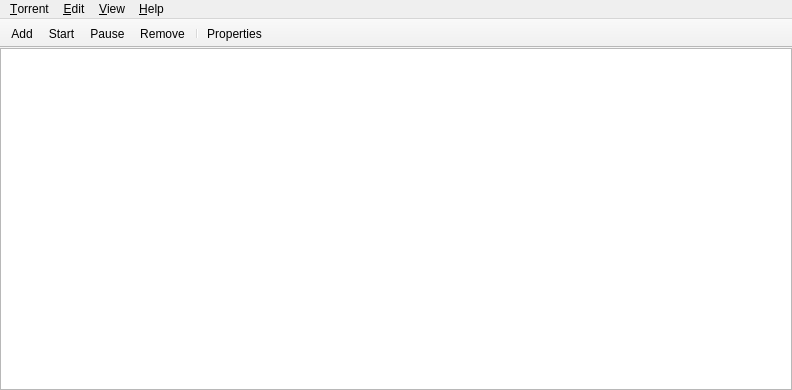
Qt form qt/mainwin.ui (jordanl/transmission) before a commit.
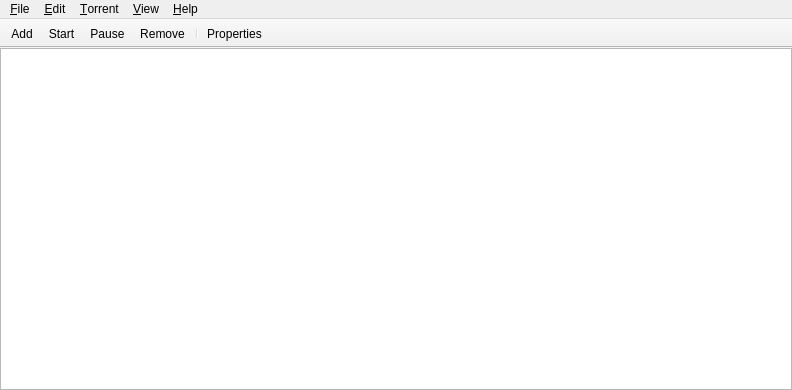
The same form after that commit.

Diff of the .ui file:
```diff
--- a/qt/mainwin.ui
+++ b/qt/mainwin.ui
@@ -51,7 +51,7 @@
      <x>0</x>
      <y>0</y>
      <width>792</width>
-     <height>25</height>
+     <height>23</height>
     </rect>
    </property>
    <property name="sizePolicy">
@@ -127,8 +127,21 @@
     <addaction name="separator"/>
     <addaction name="action_ReverseSortOrder"/>
    </widget>
-   <addaction name="menuTorrent"/>
+   <widget class="QMenu" name="menu_File">
+    <property name="title">
+     <string>&amp;File</string>
+    </property>
+    <addaction name="action_Add"/>
+    <addaction name="action_New"/>
+    <addaction name="separator"/>
+    <addaction name="action_StartAll"/>
+    <addaction name="action_PauseAll"/>
+    <addaction name="separator"/>
+    <addaction name="action_Quit"/>
+   </widget>
+   <addaction name="menu_File"/>
    <addaction name="menuEdit"/>
+   <addaction name="menuTorrent"/>
    <addaction name="menu_View"/>
    <addaction name="menu_Help"/>
   </widget>
```
Left out of the diff: 18 changed lines with no effect on the pictures.
